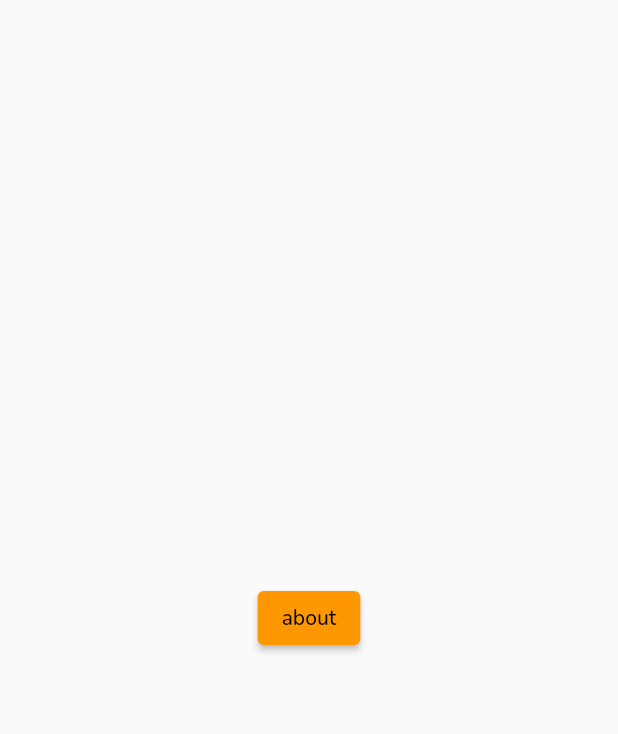
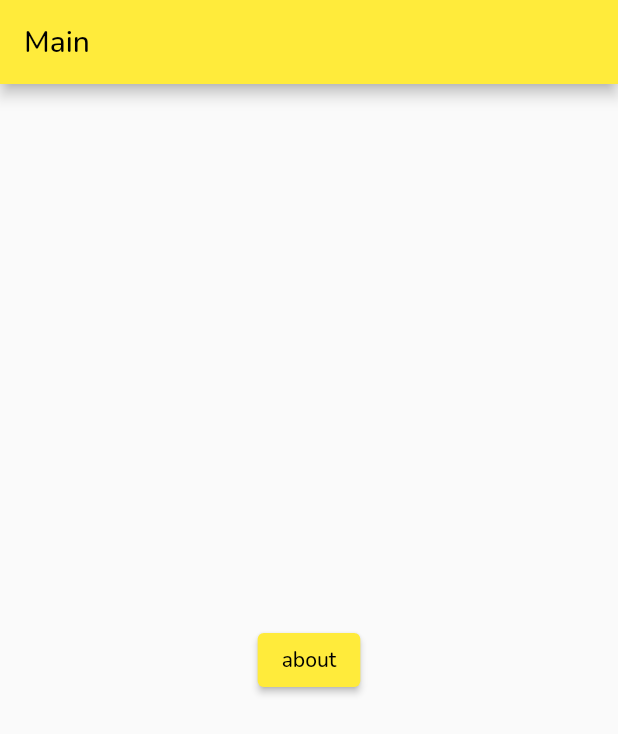
Before and after one commit to miggi92/vaccination-card, a Flutter app: the screen it shows after launch, on a phone screen of 412 x 824 dp. Shown: the top 734 px of the screen. Run offline on Flutter 3.47's test engine with Material 2 defaults, Android fonts, the light colour scheme and no system bars; our stand-ins replace firebase_analytics, firebase_auth, firebase_core, firebase_crashlytics, flutter_riverpod, google_fonts; accounts and stored records are empty.

Commit message:
added home taskbar

```diff
--- a/lib/routes.dart
+++ b/lib/routes.dart
@@ -1,3 +1,3 @@
-import 'home.dart';
+import 'screens/home.dart';
 
 var appRoutes = {'/': (context) => const HomeScreen()};
--- a/lib/home.dart
+++ b/lib/screens/home.dart
@@ -8,6 +8,7 @@ class HomeScreen extends ConsumerWidget {
   @override
   Widget build(BuildContext context, WidgetRef ref) {
    return Scaffold(
+     appBar: AppBar(title: Text('Main')),
       body: Center(
         child: ElevatedButton(
           child: const Text('about'),
--- a/lib/theme.dart
+++ b/lib/theme.dart
@@ -1,5 +1,7 @@
 import 'package:flutter/material.dart';
 import 'package:google_fonts/google_fonts.dart';
 
-var appTheme = ThemeData(fontFamily: GoogleFonts.nunito().fontFamily,
-primarySwatch: Colors.orange);
+var appTheme = ThemeData(
+  fontFamily: GoogleFonts.nunito().fontFamily,
+  primarySwatch: Colors.yellow
+);
```
Also changed, not shown: lib/main.dart (+4 -4 lines).
